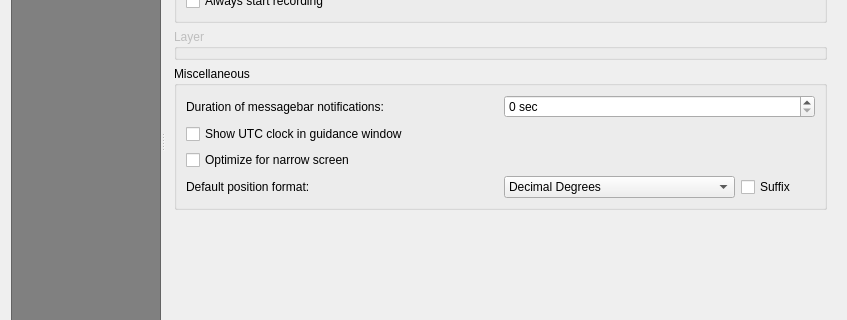
Before: the Qt Designer form ui/posiview_properties_base.ui in jrenken/qgis-PosiView, drawn with Qt 5; both pictures show x 0 to 847 and y 270 to 590 of the 847 by 850 pixel window.
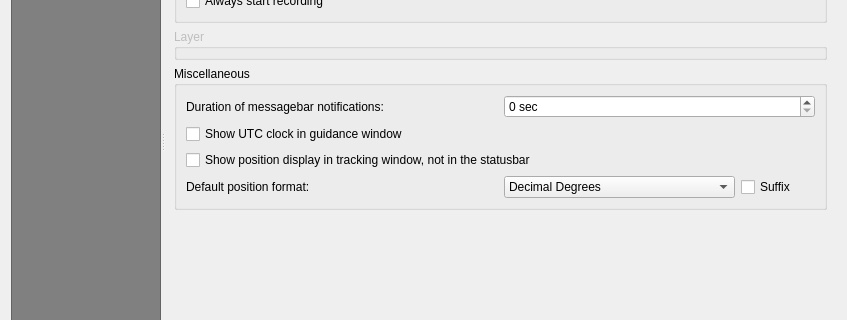
After: the same form once the commit is applied. Icons and pictures are not drawn. Custom widgets are drawn as their Qt base class.

Commit message: show positiondisplay in tracking window amd not in statusbar if narrow screen optimization is switched on undo most of commit 48f9821 (temporary removal of statusbar widgets for narrow screen) update translation

Diff of the .ui file:
```diff
--- a/ui/posiview_properties_base.ui
+++ b/ui/posiview_properties_base.ui
@@ -377,16 +377,6 @@
                     </property>
                    </widget>
                   </item>
-                  <item row="2" column="0">
-                   <widget class="QCheckBox" name="checkBoxNarrowScreen">
-                    <property name="toolTip">
-                     <string>&lt;html&gt;&lt;head/&gt;&lt;body&gt;&lt;p&gt;When enabled, coordinate display and magnifier widget in the status bar will be hidden to provide more space for the PosiView coordinate display.&lt;/p&gt;&lt;p&gt;This allows a lower window width on narrow displays.&lt;/p&gt;&lt;/body&gt;&lt;/html&gt;</string>
-                    </property>
-                    <property name="text">
-                     <string>Optimize for narrow screen</string>
-                    </property>
-                   </widget>
-                  </item>
                   <item row="3" column="0">
                    <widget class="QLabel" name="label_23">
                     <property name="text">
@@ -430,6 +420,16 @@
                     </item>
                    </layout>
                   </item>
+                  <item row="2" column="0" colspan="2">
+                   <widget class="QCheckBox" name="checkBoxNarrowScreen">
+                    <property name="toolTip">
+                     <string>&lt;html&gt;&lt;head/&gt;&lt;body&gt;&lt;p&gt;When enabled, the position display is shown in the tracking window and not in the status bar.&lt;/p&gt;&lt;p&gt;This allows a lower window width on narrow displays.&lt;/p&gt;&lt;/body&gt;&lt;/html&gt;</string>
+                    </property>
+                    <property name="text">
+                     <string>Show position display in tracking window, not in the statusbar</string>
+                    </property>
+                   </widget>
+                  </item>
                  </layout>
                 </widget>
                </item>
```
The commit also changes 4 other files.
